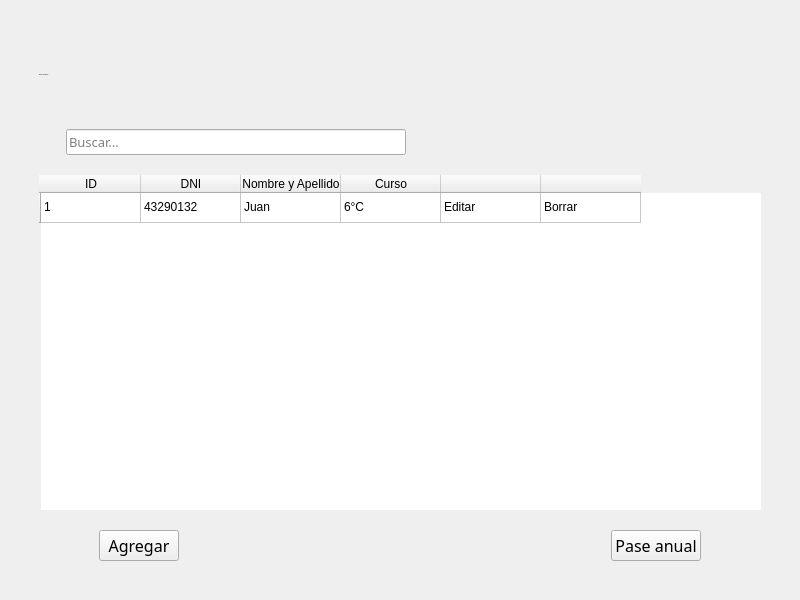
MaxAPBusiness/Blustock, file blustock/uis/alumnos.ui: the form before one commit.
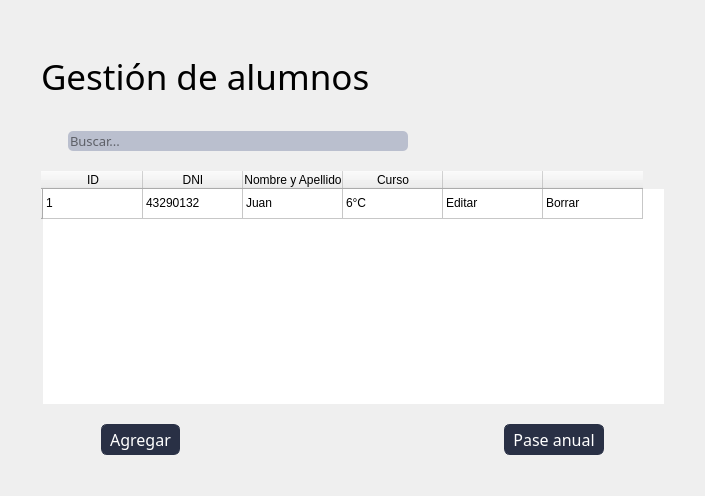
The form after the commit. Icons and pictures are not drawn.

Commit message: Paso los Windows a Widgets

Diff of the .ui file:
```diff
--- a/blustock/uis/alumnos.ui
+++ b/blustock/uis/alumnos.ui
@@ -1,36 +1,29 @@
 <?xml version="1.0" encoding="UTF-8"?>
 <ui version="4.0">
- <class>MainWindow</class>
- <widget class="QMainWindow" name="MainWindow">
+ <class>Form</class>
+ <widget class="QWidget" name="Form">
   <property name="geometry">
    <rect>
     <x>0</x>
     <y>0</y>
-    <width>800</width>
-    <height>600</height>
+    <width>705</width>
+    <height>496</height>
    </rect>
   </property>
   <property name="windowTitle">
    <string>MainWindow</string>
   </property>
   <property name="styleSheet">
-   <string notr="true">@import url('https://fonts.googleapis.com/css2?family=Oswald:wght@200;400;700&amp;display=swap');
-
-*{
-    font-family: 'Raleway-blod';
+   <string notr="true">*{
+    font-family: 'Oswald', sans-serif;
     font-weight: 400;
 }
 
 QMenuBar{
-
     background-color: #293045;
     padding: 0;    
-    text-transform: capitalize;
     font-size: 14px;
     color:white;
-    display: flex;
-    flex-direction: column;
-
 }
 
 QMenuBar:item{
@@ -83,7 +76,31 @@
 }
 
 #label{
-    font-size: 20px;
+    font-size: 35px;
+}
+
+#usuariosLabel{
+    font-size: 14px;
+}
+
+#contraseALabel{
+    font-size: 14px;
+}
+
+#usuariosLineEdit{
+    width: 170px;
+    height: 20px;
+    border-radius: 10px;
+}
+
+#passwordLineEdit{
+    width: 170px;
+    height: 20px;
+    border-radius: 10px;
+}
+
+#labelprofesores{
+    font-size: 26px;
 }
 
 QLineEdit{
@@ -103,9 +120,10 @@
     border-color:#293045;
     border-style: solid;
     border-width: 1px;
-    border-radius: 5px;
-    background-color: #BABFCE;
-    color:#293045;
+    border-radius: 6px;
+    background-color: #293045;
+    color:#ffffff;
+    padding: 3px 8px;
 
 }
 QPushButton:hover{
@@ -123,15 +141,9 @@
     border-radius: 15%;
 }
 
-#pushButton,#pushButton_2,#pushButton_3{
-    width: 85px;
-    height: 30px;
-}
-
 </string>
   </property>
-  <widget class="QWidget" name="centralwidget">
-   <layout class="QGridLayout" name="gridLayout_2">
+  <layout class="QGridLayout" name="gridLayout">
     <item row="0" column="0">
      <layout class="QVBoxLayout" name="verticalLayout">
       <property name="spacing">
@@ -165,8 +177,9 @@
         </property>
         <property name="font">
          <font>
-          <family>Raleway-blod</family>
+         <family>Oswald</family>
           <pointsize>-1</pointsize>
+         <weight>50</weight>
           <bold>false</bold>
          </font>
         </property>
@@ -209,8 +222,9 @@
           </property>
           <property name="font">
            <font>
-            <family>Raleway-blod</family>
+           <family>Oswald</family>
             <pointsize>10</pointsize>
+           <weight>50</weight>
             <bold>false</bold>
            </font>
           </property>
@@ -333,8 +347,9 @@
          <widget class="QPushButton" name="pushButton_2">
           <property name="font">
            <font>
-            <family>Raleway-blod</family>
+           <family>Oswald</family>
             <pointsize>12</pointsize>
+           <weight>50</weight>
             <bold>false</bold>
            </font>
           </property>
@@ -361,10 +376,17 @@
         </item>
         <item>
          <widget class="QPushButton" name="pushButton">
+         <property name="sizePolicy">
+          <sizepolicy hsizetype="Maximum" vsizetype="Maximum">
+           <horstretch>0</horstretch>
+           <verstretch>0</verstretch>
+          </sizepolicy>
+         </property>
           <property name="font">
            <font>
-            <family>Raleway-blod</family>
+           <family>Oswald</family>
             <pointsize>12</pointsize>
+           <weight>50</weight>
             <bold>false</bold>
            </font>
           </property>
@@ -381,7 +403,6 @@
      </layout>
     </item>
    </layout>
-  </widget>
  </widget>
  <resources/>
  <connections/>
```
Left out of the diff: 4 changed lines with no effect on the pictures. Lines whose indentation alone changed are shown as unchanged. The commit also changes 13 other files.
